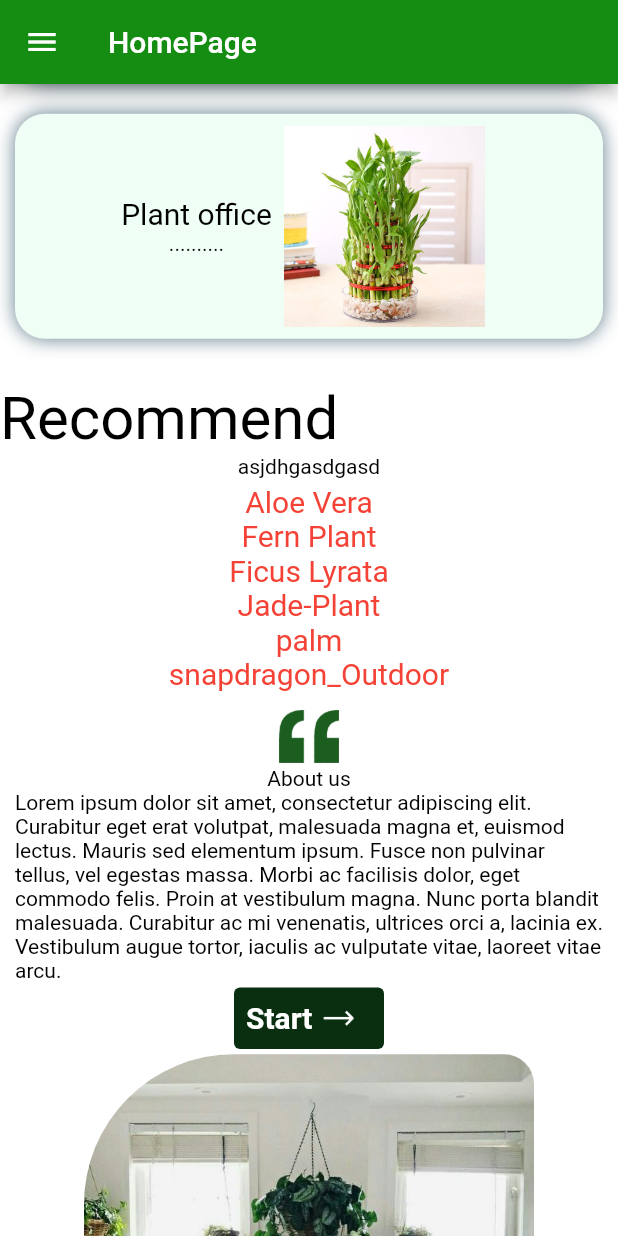
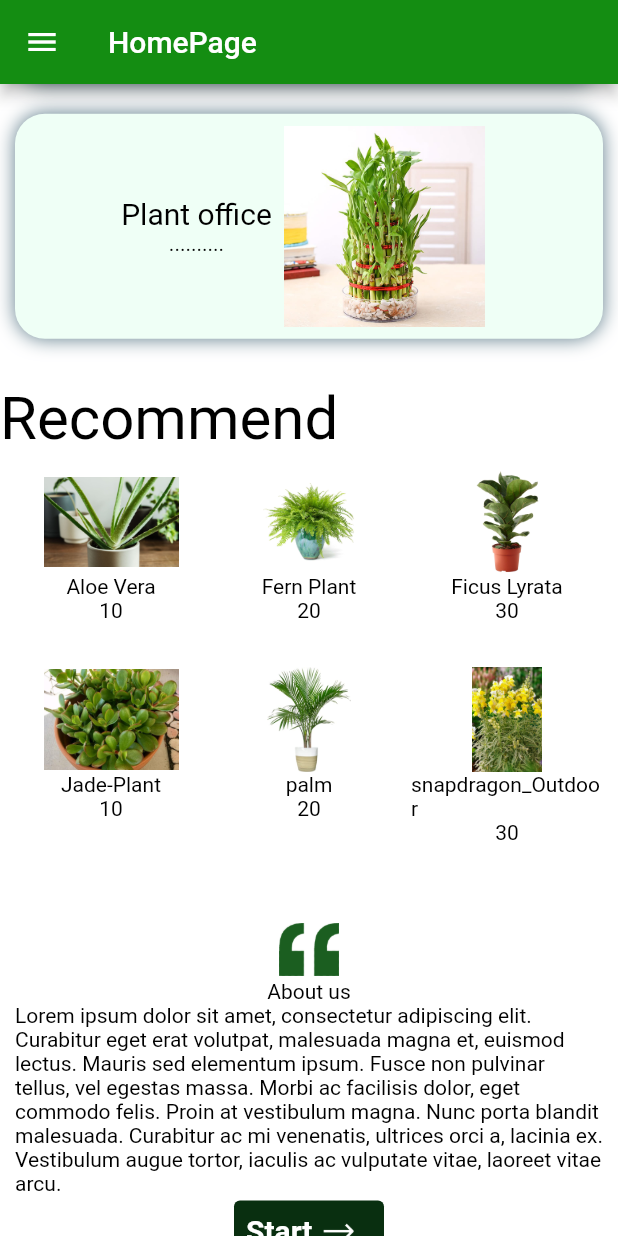
Before and after one commit to ngocdu171/Plants-Shop-App, a Flutter app: the screen it shows after launch, scrolled down 1152 dp, on a phone screen of 412 x 824 dp. Run offline on Flutter 3.47's test engine with Material 2 defaults, Android fonts, the phone set to English and light mode, and no system bars; our stand-ins replace google_fonts.

Commit message:
create list hot plants

```diff
--- a/plantshopapps/lib/widgets/recommend.dart
+++ b/plantshopapps/lib/widgets/recommend.dart
@@ -1,18 +1,18 @@
 import 'package:flutter/material.dart';
 
 List<Hotplants> hotPlants = [
-  Hotplants(url: 'assets/images/Aloe Vera.jpg', name: 'Aloe Vera', price: 10),
-  Hotplants(url: 'assets/images/Fern Plant.jpg', name: 'Fern Plant', price: 20),
-  Hotplants(url: 'assets/images/Ficus Lyrata-Fiddle leaf Fig Plant.jpg', name: 'Ficus Lyrata', price: 30),
-  Hotplants(url: 'assets/images/Jade-Plant.jpg', name: 'Jade-Plant', price: 10),
-  Hotplants(url: 'assets/images/palm.jpg', name: 'palm', price: 20),
-  Hotplants(url: 'assets/images/snapdragon_Outdoor.jpg', name: 'snapdragon_Outdoor', price: 30),
+  Hotplants(url: "assets/images/Aloe Vera.jpg", name: "Aloe Vera", price: "10"),
+  Hotplants(url: "assets/images/Fern Plant.jpg", name: "Fern Plant", price: "20"),
+  Hotplants(url: "assets/images/Ficus Lyrata-Fiddle leaf Fig Plant.jpg", name: "Ficus Lyrata", price: "30"),
+  Hotplants(url: "assets/images/Jade-Plant.jpg", name: "Jade-Plant", price: "10"),
+  Hotplants(url: "assets/images/palm.jpg", name: "palm", price: "20"),
+  Hotplants(url: "assets/images/snapdragon_Outdoor.jpg", name: "snapdragon_Outdoor", price: "30"),
 ];
 
 class Hotplants {
   String url;
   String name;
-  int price;
+  String price;
 
   Hotplants({required this.url, required this.name, required this.price});
 }
@@ -23,19 +23,52 @@ class Recommend extends StatelessWidget {
   @override
   Widget build(BuildContext context) {
 
-    final plants = hotPlants.map((hotplant) {
-      final name = hotplant.name.toString();
+    // final plants = hotPlants.map((hotplant) {
+    //   final name = hotplant.name.toString();
+    //   final url = hotplant.url.toString();
 
-      return Text(name,
-      style: const TextStyle(fontSize: 20, color: Colors.red),);
-    }).toList();
+    //   return
+    //     Text(name,
+    //     style: const TextStyle(fontSize: 20, color: Colors.red),);
+    //     Text(url);
+    // }).toList();
+    final urlplant = hotPlants.map((e) => e.url).toString();
+    final nameplant = hotPlants.map((e) => e.name).toString();
+    final priceplpant = hotPlants.map((e) => e.price).toString();
 
-    return Column(
-      children: [
-        const Text("asjdhgasdgasd"),
-        const SizedBox(height: 4,),
-        ...plants
-      ],
+    return Container(
+      padding: const EdgeInsets.all(10),
+      height: 300,
+      child: GridView.builder(
+        itemCount: hotPlants.length,
+        gridDelegate: const SliverGridDelegateWithFixedCrossAxisCount(
+          crossAxisCount:3,
+          crossAxisSpacing: 4,
+          mainAxisSpacing: 4
+        ),
+        itemBuilder: (BuildContext context, int index) {
+          return Container(
+            width: 200,
+            height: 500,
+            child: Column(
+              children: [
+                Image.asset(hotPlants[index].url, width: 90, height: 70,),
+                Text(hotPlants[index].name),
+                Text(hotPlants[index].price)
+              ],
+            ),
+          );
+        },
+
+          // children: [
+          //   // Image.asset(url)
+          //   // const Text("asjdhgasdgasd"),
+          //   // SizedBox(height: 4,),
+          //   Image.asset(urlplant, width: 5,),
+          //   Text(nameplant),
+          //   Text(priceplpant)
+          // ],
+      ),
     );
 
     // return Container(
```
